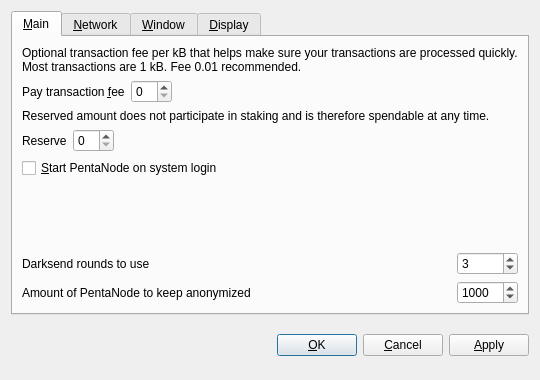
This is src/qt/forms/optionsdialog.ui in MCLXI/CatoCore as Qt 5 draws it before an edit. The edited form follows.
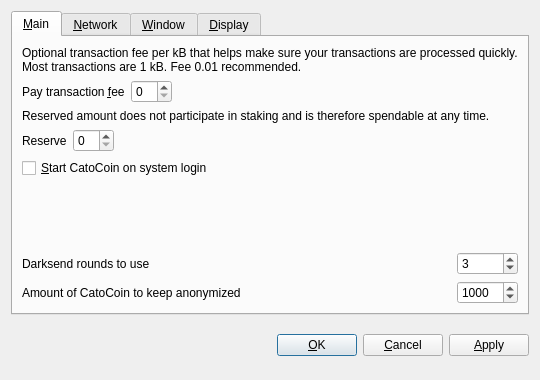
This is the edited form. Custom widgets are drawn as their Qt base class.

The edit to the form file:
```diff
--- a/src/qt/forms/optionsdialog.ui
+++ b/src/qt/forms/optionsdialog.ui
@@ -128,7 +128,7 @@
           <string>Automatically start PentaNode after logging in to the system.</string>
          </property>
          <property name="text">
-          <string>&amp;Start PentaNode on system login</string>
+          <string>&amp;Start CatoCoin on system login</string>
          </property>
         </widget>
        </item>
@@ -186,7 +186,7 @@
           <string notr="true"/>
          </property>
          <property name="text">
-          <string>Amount of PentaNode to keep anonymized</string>
+          <string>Amount of CatoCoin to keep anonymized</string>
          </property>
         </widget>
        </item>
```
Left out of the diff: 10 changed lines with no effect on the pictures.
